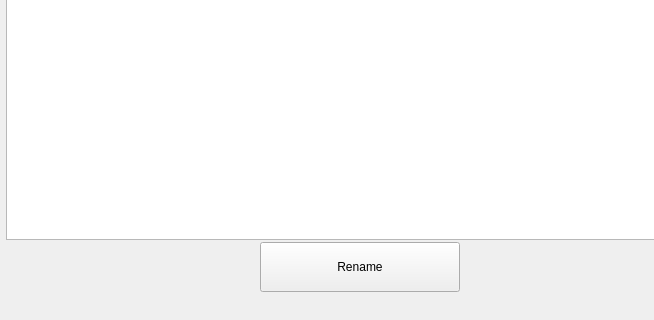
First picture: the form in filesystemmodel/mainwindow.ui, repository saibi/qt, before the edit; both pictures show x 0 to 654 and y 280 to 600 of the 800 by 600 pixel window.
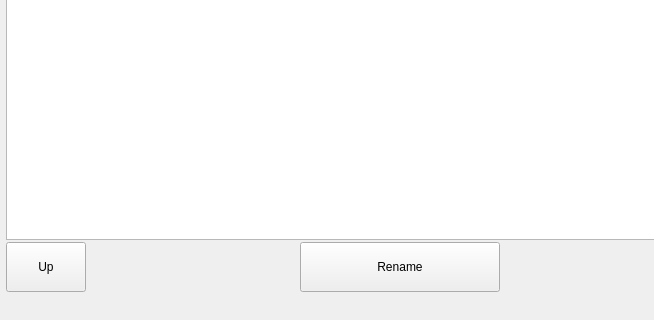
Second picture: the form after the edit.

Commit message: filesystemmodel: up btn, auto scroll to prev dir

```diff
--- a/filesystemmodel/mainwindow.ui
+++ b/filesystemmodel/mainwindow.ui
@@ -67,6 +67,19 @@
        <property name="bottomMargin">
         <number>0</number>
        </property>
+       <item>
+        <widget class="QPushButton" name="pushButton_up">
+         <property name="minimumSize">
+          <size>
+           <width>80</width>
+           <height>50</height>
+          </size>
+         </property>
+         <property name="text">
+          <string>Up</string>
+         </property>
+        </widget>
+       </item>
        <item>
         <spacer name="horizontalSpacer">
          <property name="orientation">
```
Left out of the diff: 2 changed lines with no effect on the pictures. The commit also changes 2 other files.
